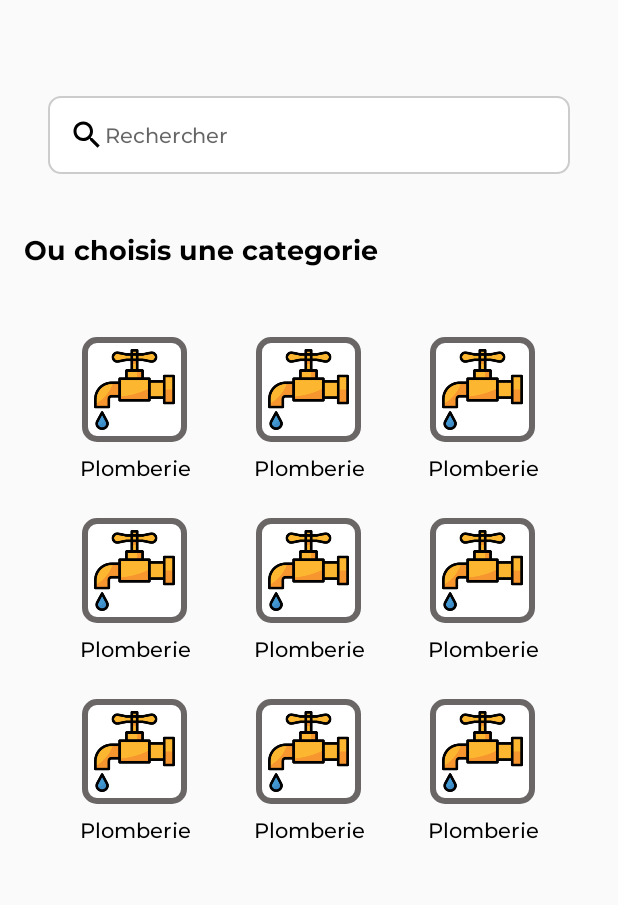
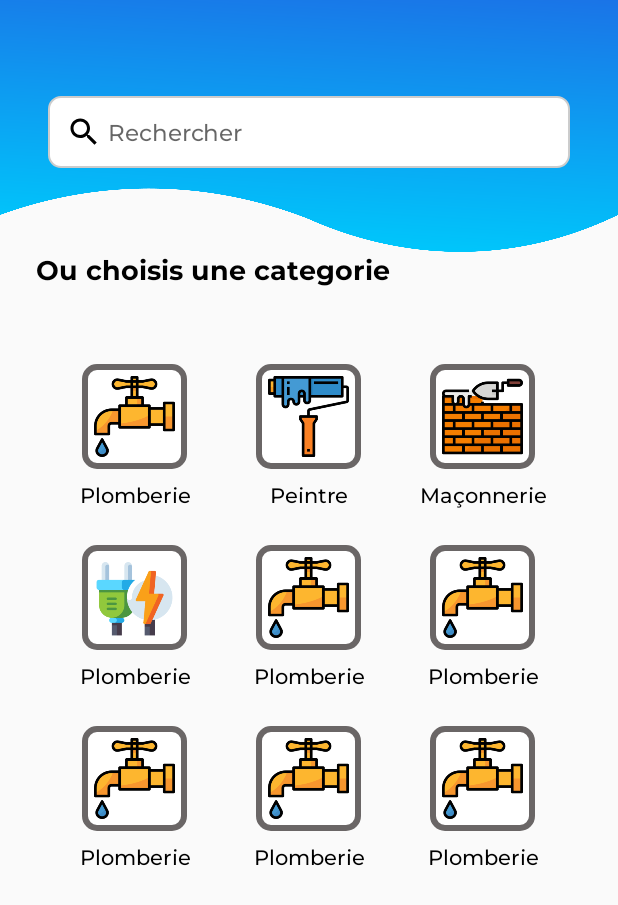
Before and after one commit to thisizsalah/Memoire-App, an Android app: the layout activity_main.xml on its own in the app's theme, with its tools: preview values and no code run, on a phone screen of 412 x 824 dp. Shown: the top 905 px of the screen. Run offline under Robolectric (Android 15) with nearby library versions, the phone set to English and light mode, and no system bars.

Commit message:
2nd push

```diff
--- a/app/src/main/res/layout/activity_main.xml
+++ b/app/src/main/res/layout/activity_main.xml
@@ -5,6 +5,16 @@
     android:layout_width="match_parent"
     android:layout_height="match_parent"
     tools:context=".MainActivity">
+
+    <LinearLayout
+        android:layout_width="match_parent"
+        android:layout_height="0dp"
+        android:orientation="horizontal"
+        app:layout_constraintBottom_toTopOf="@+id/textView"
+        app:layout_constraintEnd_toEndOf="parent"
+        app:layout_constraintStart_toStartOf="parent"
+        app:layout_constraintTop_toTopOf="parent"
+        android:background="@drawable/gradient"></LinearLayout>
 
     <EditText
         android:id="@+id/Recherche_bar"
@@ -17,10 +27,10 @@
         android:drawableLeft="@drawable/search_vector"
         android:ems="10"
         android:fontFamily="@font/montserrat_medium"
-        android:hint="Rechercher"
+        android:hint=" Rechercher"
         android:inputType="text"
-        android:padding="14dp"
-        android:textSize="14sp"
+        android:padding="12dp"
+        android:textSize="15sp"
         app:layout_constraintEnd_toEndOf="parent"
         app:layout_constraintHorizontal_bias="0.497"
         app:layout_constraintStart_toStartOf="parent"
@@ -30,12 +40,12 @@
         android:id="@+id/textView"
         android:layout_width="wrap_content"
         android:layout_height="wrap_content"
-        android:layout_marginStart="16dp"
+        android:layout_marginStart="24dp"
+        android:layout_marginTop="56dp"
         android:fontFamily="@font/montserrat_bold"
         android:text="Ou choisis une categorie"
         android:textColor="@color/black"
         android:textSize="18sp"
-        app:layout_constraintBottom_toTopOf="@+id/linearLayout"
         app:layout_constraintStart_toStartOf="parent"
         app:layout_constraintTop_toBottomOf="@+id/Recherche_bar" />
 
@@ -49,8 +59,8 @@
         app:layout_constraintBottom_toBottomOf="parent"
         app:layout_constraintEnd_toEndOf="parent"
         app:layout_constraintStart_toStartOf="parent"
-        app:layout_constraintTop_toBottomOf="@+id/Recherche_bar"
-        app:layout_constraintVertical_bias="0.29000002">
+        app:layout_constraintTop_toBottomOf="@+id/textView"
+        app:layout_constraintVertical_bias="0.16000003">
 
         <LinearLayout
             android:layout_width="match_parent"
@@ -99,7 +109,7 @@
                     android:layout_margin="8dp"
                     android:background="@drawable/main_icon_bckgrnd"
                     android:padding="8dp"
-                    app:srcCompat="@drawable/water" />
+                    app:srcCompat="@drawable/paint_roller" />
 
                 <TextView
                     android:id="@+id/textView10"
@@ -107,7 +117,7 @@
                     android:layout_height="wrap_content"
                     android:layout_marginBottom="16dp"
                     android:fontFamily="@font/montserrat_medium"
-                    android:text="Plomberie"
+                    android:text="Peintre"
                     android:textAlignment="center"
                     android:textColor="@color/black"
                     android:textSize="14sp" />
@@ -127,7 +137,7 @@
                     android:layout_margin="8dp"
                     android:background="@drawable/main_icon_bckgrnd"
                     android:padding="8dp"
-                    app:srcCompat="@drawable/water" />
+                    app:srcCompat="@drawable/brick_wall" />
 
                 <TextView
                     android:id="@+id/textView10"
@@ -135,7 +145,7 @@
                     android:layout_height="wrap_content"
                     android:layout_marginBottom="16dp"
                     android:fontFamily="@font/montserrat_medium"
-                    android:text="Plomberie"
+                    android:text="Maçonnerie"
                     android:textAlignment="center"
                     android:textColor="@color/black"
                     android:textSize="14sp" />
@@ -162,7 +172,7 @@
                     android:layout_margin="8dp"
                     android:background="@drawable/main_icon_bckgrnd"
                     android:padding="8dp"
-                    app:srcCompat="@drawable/water" />
+                    app:srcCompat="@drawable/electrical_energy" />
 
                 <TextView
                     android:id="@+id/textView10"
@@ -326,4 +336,5 @@
         </LinearLayout>
 
     </LinearLayout>
+
 </androidx.constraintlayout.widget.ConstraintLayout>
```
Also changed, not shown: app/src/main/AndroidManifest.xml (+2 -5 lines), app/src/main/java/com/madi/msdztest/Dashboard.java (deleted, +0 -14 lines), app/src/main/res/layout/activity_dashboard.xml (deleted, +0 -89 lines), app/src/main/res/drawable/gradient.png (added).
